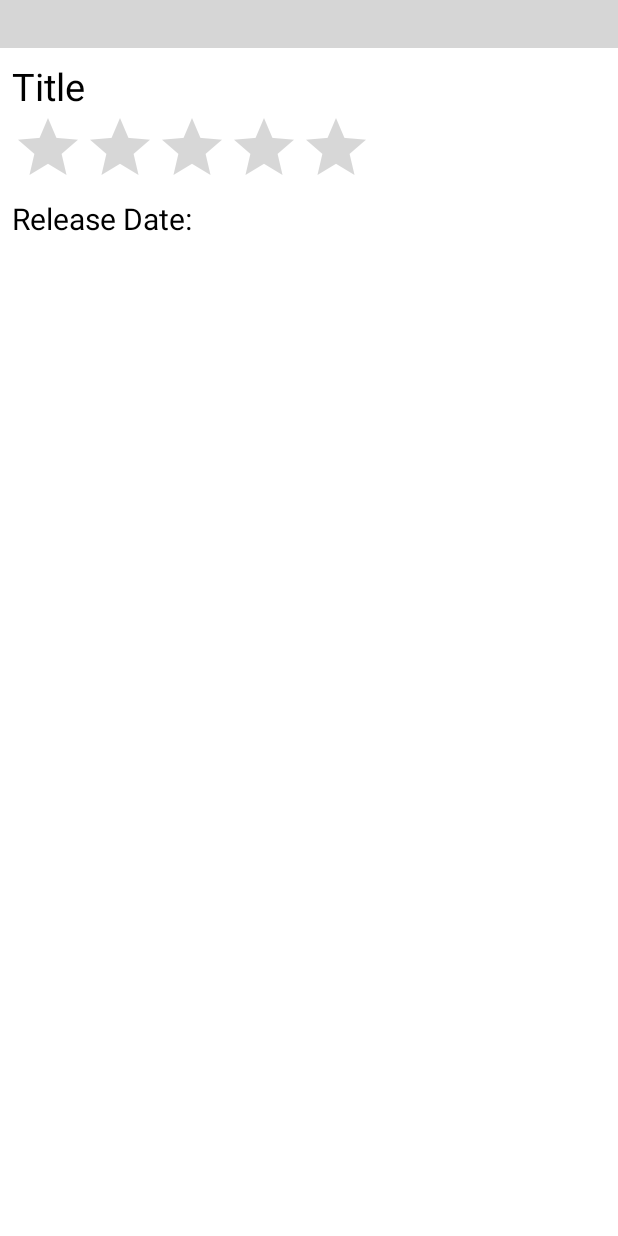
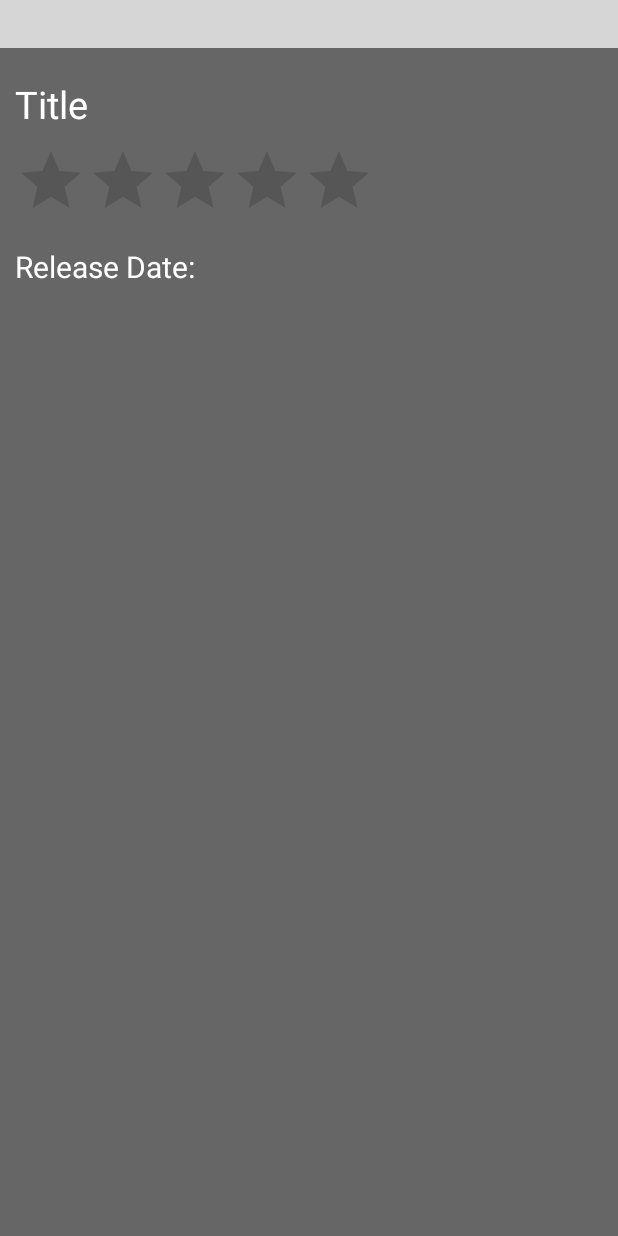
Before and after one commit to NguyenLongKim/internship-week-1-flicks, an Android app: the layout activity_video.xml on its own in the app's theme, with its tools: preview values and no code run, on a phone screen of 412 x 824 dp. Run offline under Robolectric (Android 15) with nearby library versions, the phone set to English and light mode, and no system bars; plain views replace YouTubePlayerView; grey boxes are pictures that could not be loaded.

```diff
--- a/app/src/main/java/com/example/flicks/api/MovieDatabaseApi.kt
+++ b/app/src/main/java/com/example/flicks/api/MovieDatabaseApi.kt
@@ -1,6 +1,7 @@
 package com.example.flicks.api
 
 import com.example.flicks.models.NowPlayingMovies
+import com.example.flicks.models.PopularMovies
 import com.example.flicks.models.Trailers
 import retrofit2.Call
 import retrofit2.http.GET
@@ -11,6 +12,9 @@ interface MovieDatabaseApi {
     @GET("/3/movie/now_playing")
     fun getMovies(@Query("api_key") api_key:String,@Query("page") page:Int): Call<NowPlayingMovies>
 
+    @GET("/3/movie/popular")
+    fun getPopularMovies(@Query("api_key") api_key:String,@Query("page") page:Int): Call<PopularMovies>
+
     @GET("/3/movie/{id}/trailers")
     fun getTrailers(@Path("id") id:Int,@Query("api_key") api_key: String):Call<Trailers>
 }
--- a/app/src/main/java/com/example/flicks/repositories/MoviesRepository.kt
+++ b/app/src/main/java/com/example/flicks/repositories/MoviesRepository.kt
@@ -2,6 +2,7 @@ package com.example.flicks.repositories
 
 import com.example.flicks.api.MovieDatabaseApi
 import com.example.flicks.models.NowPlayingMovies
+import com.example.flicks.models.PopularMovies
 import com.example.flicks.models.Trailers
 import retrofit2.Callback
 import retrofit2.Retrofit
@@ -24,6 +25,10 @@ class MoviesRepository {
         apiService.getMovies(api_key, page).enqueue(callBack)
     }
 
+    fun loadPopularItems(page:Int,callBack: Callback<PopularMovies>){
+        apiService.getPopularMovies(api_key,page).enqueue(callBack)
+    }
+
     fun getVideoKey(movie_id: Int, callBack: Callback<Trailers>) {
         apiService.getTrailers(movie_id, api_key).enqueue(callBack)
     }
--- a/app/src/main/res/layout/activity_main.xml
+++ b/app/src/main/res/layout/activity_main.xml
@@ -14,7 +14,8 @@
                 android:layout_width="match_parent"
                 android:layout_height="match_parent"
                 android:padding="10dp"
-                tools:listitem="@layout/item" />
+                tools:listitem="@layout/item"
+                android:background="@color/black_15"/>
         </androidx.swiperefreshlayout.widget.SwipeRefreshLayout>
     </RelativeLayout>
 </layout>
--- a/app/src/main/res/layout/activity_video.xml
+++ b/app/src/main/res/layout/activity_video.xml
@@ -14,50 +14,56 @@
 
         <LinearLayout
             android:layout_width="match_parent"
-            android:layout_height="wrap_content"
+            android:layout_height="match_parent"
             android:orientation="vertical"
-            android:padding="8dp">
+            android:padding="10dp"
+            android:background="@color/black_40">
 
             <TextView
                 android:id="@+id/tv_title"
                 android:layout_width="match_parent"
                 android:layout_height="wrap_content"
                 android:text="Title"
-                android:textColor="@color/black"
-                android:textSize="25sp" />
+                android:textColor="@color/white"
+                android:textSize="25sp"
+                android:layout_marginTop="10dp"/>
 
             <RatingBar
                 android:id="@+id/rt_bar"
                 android:layout_width="wrap_content"
                 android:layout_height="wrap_content"
-                android:numStars="5"/>
+                android:numStars="5"
+                android:layout_marginTop="10dp" />
 
             <LinearLayout
                 android:layout_width="match_parent"
                 android:layout_height="wrap_content"
-                android:orientation="horizontal">
+                android:orientation="horizontal"
+                android:layout_marginTop="10dp">
 
                 <TextView
                     android:layout_width="wrap_content"
                     android:layout_height="wrap_content"
                     android:text="Release Date:"
-                    android:textColor="@color/black"
+                    android:textColor="@color/white"
                     android:textSize="20sp" />
 
                 <TextView
                     android:id="@+id/tv_release_date"
                     android:layout_width="wrap_content"
                     android:layout_height="wrap_content"
-                    android:textColor="@color/black"
-                    android:textSize="20sp" />
+                    android:textColor="@color/white"
+                    android:textSize="20sp"
+                    android:layout_marginLeft="5dp"/>
             </LinearLayout>
 
             <TextView
                 android:id="@id/tv_overview"
                 android:layout_width="match_parent"
                 android:layout_height="wrap_content"
-                android:textColor="@color/black"
-                android:textSize="17sp" />
+                android:textColor="@color/white"
+                android:textSize="17sp"
+                android:layout_marginTop="10dp"/>
         </LinearLayout>
     </LinearLayout>
 </layout>
--- a/app/src/main/res/values/colors.xml
+++ b/app/src/main/res/values/colors.xml
@@ -7,4 +7,7 @@
     <color name="teal_700">#FF018786</color>
     <color name="black">#FF000000</color>
     <color name="white">#FFFFFFFF</color>
+    <color name="black_10">#1a1a1a</color>
+    <color name="black_15">#262626</color>
+    <color name="black_40">#666666</color>
 </resources>
```
Also changed, not shown: app/src/main/java/com/example/flicks/MainActivity.kt (+13 -11 lines), app/src/main/java/com/example/flicks/models/PopularMovies.kt (added, +8 -0 lines), app/src/main/java/com/example/flicks/viewmodels/MainActivityViewModel.kt (+61 -21 lines), app/src/main/res/layout/item.xml (+8 -5 lines), app/src/main/res/layout/popular_item.xml (+8 -5 lines).
